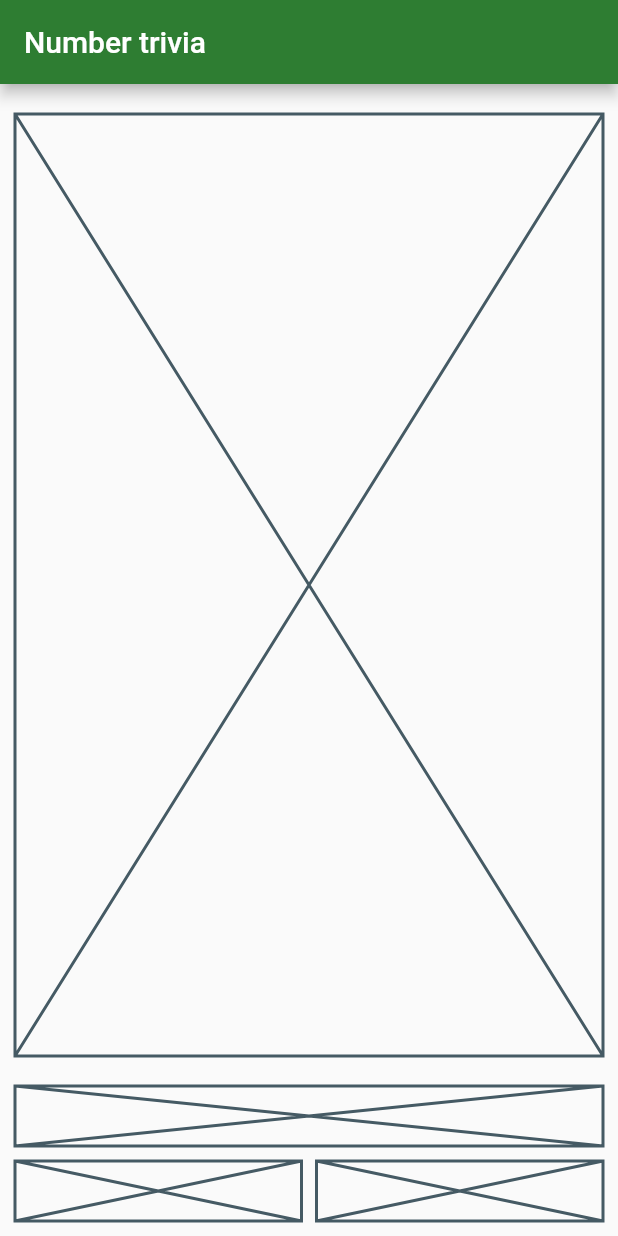
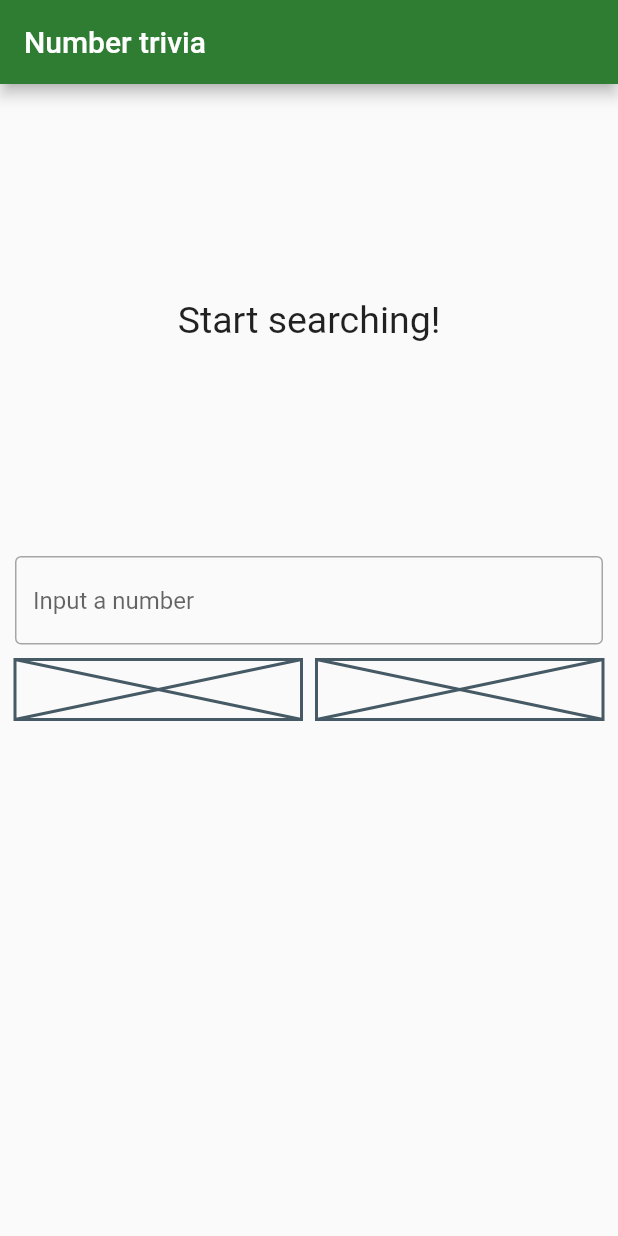
Before and after one commit to madgarlic/flutter_number_trivia, a Flutter app: the screen it shows after launch, on a phone screen of 412 x 824 dp. Run offline on Flutter 3.47's test engine with Material 3 defaults, Android fonts, the phone set to English and light mode, and no system bars; our stand-ins replace bloc, dartz, equatable, flutter_bloc, get_it, internet_connection_checker_plus and 1 more.

Commit message:
Builfing triva page

```diff
--- a/lib/features/number_trivia/presentation/pages/number_trivia_page.dart
+++ b/lib/features/number_trivia/presentation/pages/number_trivia_page.dart
@@ -3,6 +3,7 @@ import 'package:flutter_bloc/flutter_bloc.dart';
 
 import '../../../../injection_container.dart';
 import '../bloc/number_trivia_bloc.dart';
+import '../widgets/widgets.dart';
 
 class NumberTriviaPage extends StatelessWidget {
   const NumberTriviaPage({super.key});
@@ -27,19 +28,55 @@ class NumberTriviaPage extends StatelessWidget {
             const SizedBox(height: 10),
             BlocBuilder<NumberTriviaBloc, NumberTriviaState>(
               builder: (context, state) {
-                return Expanded(
-                  child: Placeholder(
-                    fallbackHeight: MediaQuery.of(context).size.height / 3,
-                  ),
-                );
+                if (state is NumberTriviaInitial) {
+                  return const MessageDisplay(message: 'Start searching!');
+                } else if (state is NumberTriviaFailure) {
+                  return MessageDisplay(message: state.message);
+                } else if (state is NumberTriviaLoading) {
+                  return const LoadingIndicator();
+                } else if (state is NumberTriviaSuccess) {
+                  return TriviaDisplay(numberTrivia: state.trivia);
+                } else {
+                  return const MessageDisplay(message: 'Unknown bloc state!');
+                }
               },
             ),
             const SizedBox(height: 20),
-            const Column(
+            const TriviaControls(),
+          ]),
+        ),
+      ),
+    );
+  }
+}
+
+class TriviaControls extends StatefulWidget {
+  const TriviaControls({
+    super.key,
+  });
+
+  @override
+  State<TriviaControls> createState() => _TriviaControlsState();
+}
+
+class _TriviaControlsState extends State<TriviaControls> {
+  late String inputString;
+
+  @override
+  Widget build(BuildContext context) {
+    return Column(
       children: [
-                Placeholder(fallbackHeight: 40),
-                SizedBox(height: 10),
-                Row(children: [
+        TextField(
+          onChanged: (text) {
+            inputString = text;
+          },
+          decoration: const InputDecoration(
+            border: OutlineInputBorder(),
+            hintText: 'Input a number',
+          ),
+        ),
+        const SizedBox(height: 10),
+        const Row(children: [
           Expanded(
               child: Placeholder(
             fallbackHeight: 40,
@@ -51,10 +88,6 @@ class NumberTriviaPage extends StatelessWidget {
           )),
         ]),
       ],
-            ),
-          ]),
-        ),
-      ),
     );
   }
 }
--- /dev/null
+++ b/lib/features/number_trivia/presentation/widgets/message_display.dart
@@ -0,0 +1,25 @@
+import 'package:flutter/material.dart';
+
+class MessageDisplay extends StatelessWidget {
+  final String message;
+  const MessageDisplay({
+    super.key,
+    required this.message,
+  });
+
+  @override
+  Widget build(BuildContext context) {
+    return SizedBox(
+      height: MediaQuery.of(context).size.height / 3,
+      child: Center(
+        child: SingleChildScrollView(
+          child: Text(
+            message,
+            style: const TextStyle(fontSize: 25),
+            textAlign: TextAlign.center,
+          ),
+        ),
+      ),
+    );
+  }
+}
--- /dev/null
+++ b/lib/features/number_trivia/presentation/widgets/widgets.dart
@@ -0,0 +1,3 @@
+export 'loading_indicator.dart';
+export 'trivia_display.dart';
+export 'message_display.dart';
```
Also changed, not shown: lib/features/number_trivia/presentation/widgets/loading_indicator.dart (added, +19 -0 lines), lib/features/number_trivia/presentation/widgets/trivia_display.dart (added, +38 -0 lines), 1 other file. Lines whose indentation alone changed are shown as unchanged.
